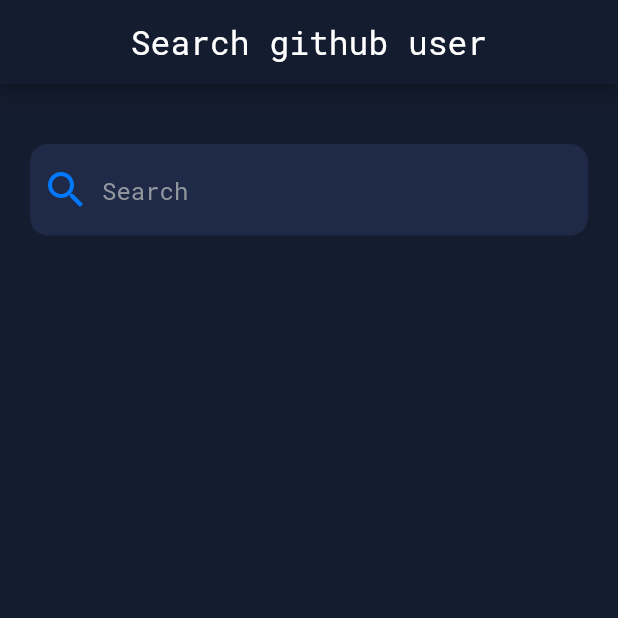
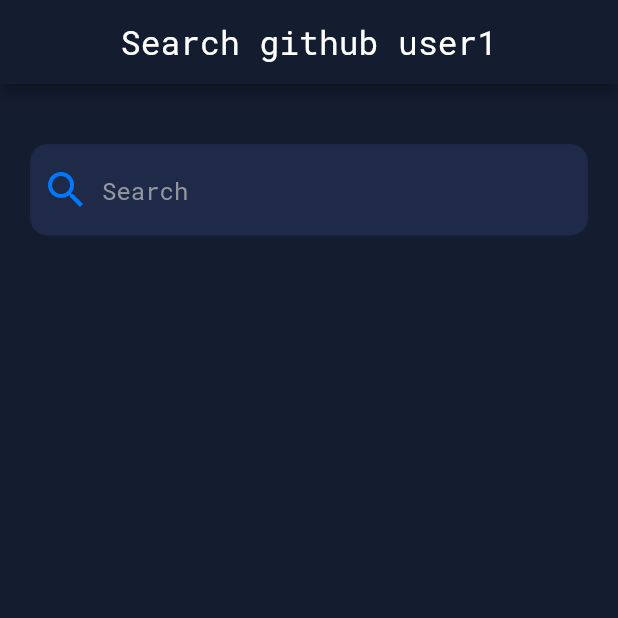
Before and after one commit to AqsaASolkar/git-developer-finder, a Flutter app: the UserSearchPage screen opened by its route, on a phone screen of 412 x 824 dp, the top half of it. Run offline on Flutter 3.47's test engine with Material 2 defaults, Android fonts, the phone set to English and light mode, and no system bars; our stand-ins replace cached_network_image, dartz, dio, flutter_riverpod, freezed_annotation, get_it and 5 more; accounts and stored records are empty.

Commit message:
check deploy

```diff
--- a/lib/features/user_search/presentation/view/user_search_page.dart
+++ b/lib/features/user_search/presentation/view/user_search_page.dart
@@ -61,7 +61,7 @@
 
   Widget _title() {
     return const Text(
-      "Search github user",
+      "Search github user1",
       style: TextStyle(
           fontSize: 22, color: Colors.white, fontWeight: FontWeight.w400),
     );
```
